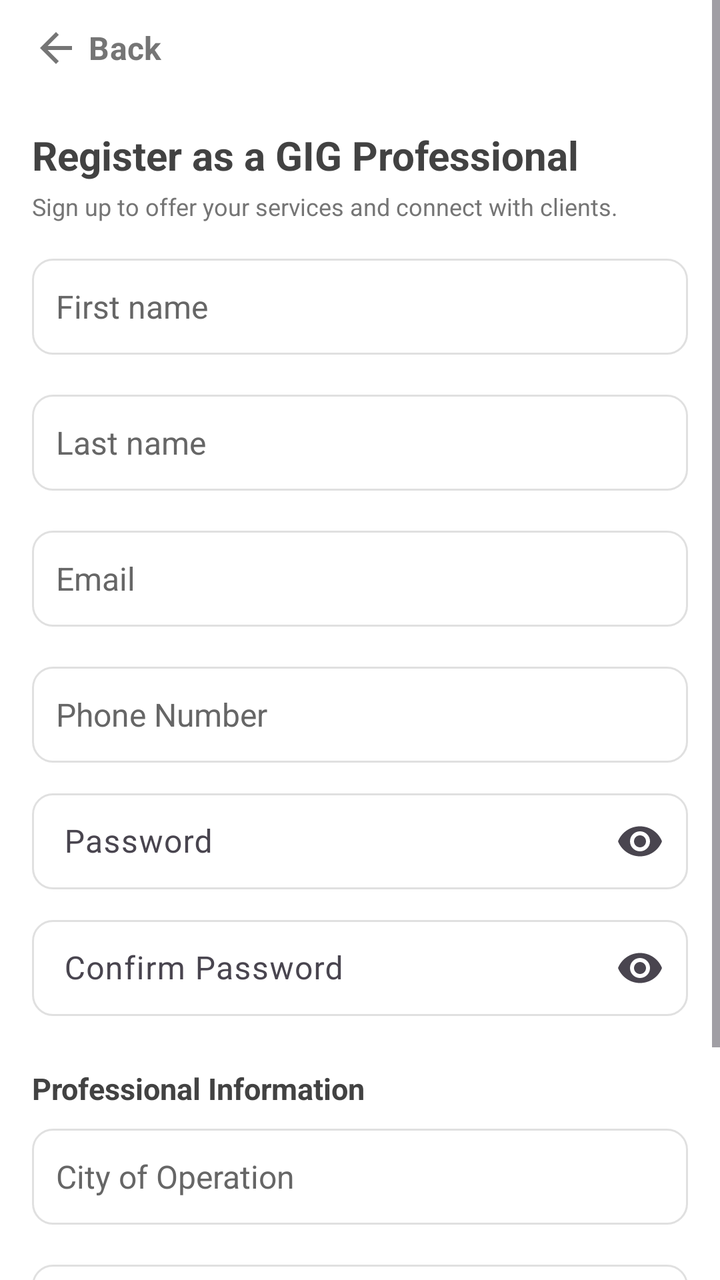
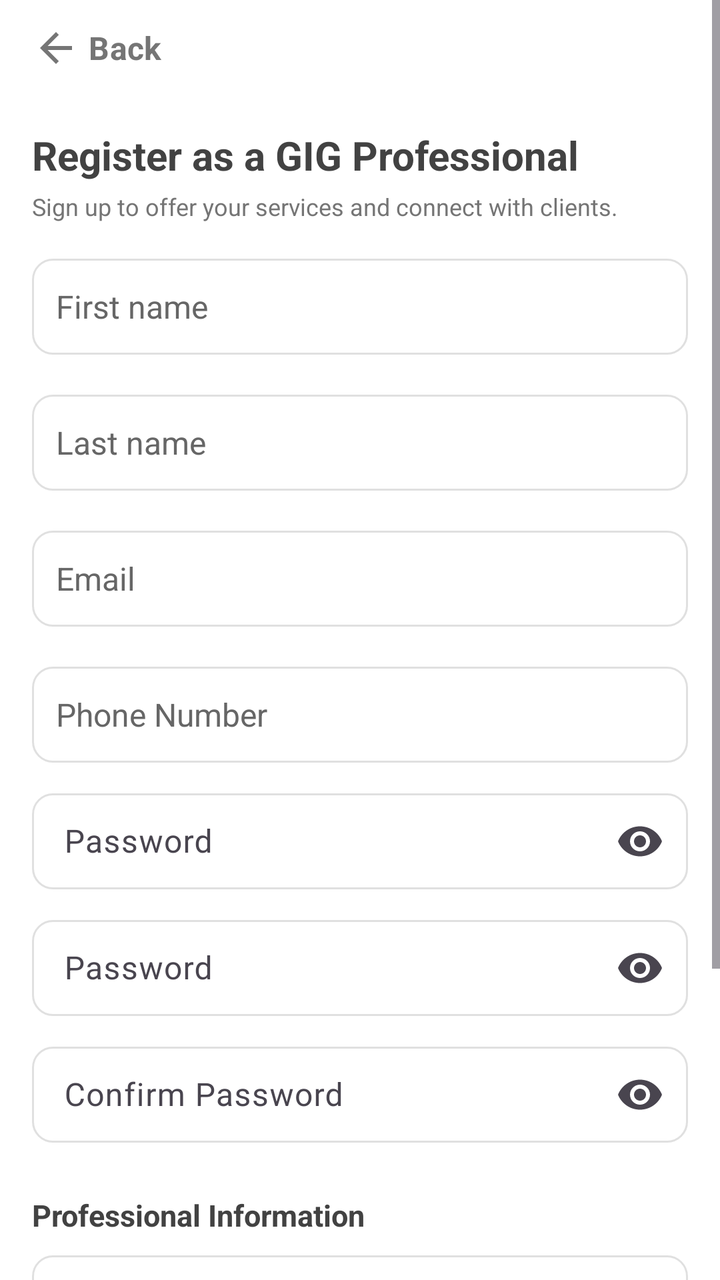

The first picture is an Android layout as it rendered before a commit; the second is the same layout after the commit. The layout source and the unified diff follow.
<!-- AndroidManifest.xml: application theme Theme.G08 -->
<!-- res/layout/create_profile_pro.xml -->
<?xml version="1.0" encoding="utf-8"?>
<androidx.constraintlayout.widget.ConstraintLayout xmlns:android="http://schemas.android.com/apk/res/android"
    xmlns:app="http://schemas.android.com/apk/res-auto"
    xmlns:tools="http://schemas.android.com/tools"
    android:layout_width="match_parent"
    android:layout_height="match_parent"
    android:fitsSystemWindows="true">

    <ScrollView
        android:layout_width="match_parent"
        android:layout_height="match_parent"
        android:fillViewport="true">

        <LinearLayout
            android:id="@+id/rootLayout"
            android:layout_width="match_parent"
            android:layout_height="wrap_content"
            android:orientation="vertical"
            android:paddingLeft="16dp"
            android:paddingRight="16dp">

        <Button
            android:id="@+id/backButton"
            style="@style/Widget.Material3.Button.TextButton"
            android:layout_width="wrap_content"
            android:layout_height="wrap_content"
            android:layout_gravity="start"
            android:minHeight="48dp"
            android:minWidth="0dp"
            android:paddingStart="0dp"
            android:paddingEnd="16dp"
            android:text="@string/back"
            android:textColor="@color/grey"
            android:textSize="16sp"
            app:icon="@drawable/ic_arrow_back"
            app:iconGravity="textStart"
            app:iconSize="24dp"
            app:iconTint="@color/grey" />

        <TextView
            android:id="@+id/proTitle"
            android:layout_width="match_parent"
            android:layout_height="wrap_content"
            android:layout_marginTop="16dp"
            android:text="@string/pro_create_title"
            android:textAlignment="textStart"
            android:textColor="@color/main_netural_color"
            android:textSize="20sp"
            android:textStyle="bold" />

        <TextView
            android:id="@+id/proSubtitle"
            android:layout_width="match_parent"
            android:layout_height="wrap_content"
            android:layout_marginTop="4dp"
            android:paddingBottom="8dp"
            android:text="@string/pro_create_subtitle"
            android:textAlignment="textStart"
            android:textColor="@color/grey"
            android:textSize="12sp" />






        <EditText
            android:id="@+id/firstNameInput"
            android:layout_width="match_parent"
            android:layout_height="wrap_content"
            android:layout_marginTop="0dp"
            android:background="@drawable/edittext_bordered"
            android:hint="@string/user_first_name"
            android:importantForAutofill="no"
            android:inputType="textPersonName"
            android:layout_marginVertical="@dimen/button_vertical_margin"
            android:maxWidth="320dp"
            android:minHeight="48dp"
            android:padding="12dp"
            android:textColorHint="#666666"
            android:textSize="16sp" />

        <EditText
            android:id="@+id/lastNameInput"
            android:layout_width="match_parent"
            android:layout_height="wrap_content"
            android:background="@drawable/edittext_bordered"
            android:hint="@string/user_last_name"
            android:importantForAutofill="no"
            android:inputType="textPersonName"
            android:layout_marginVertical="@dimen/button_vertical_margin"
            android:maxWidth="320dp"
            android:minHeight="48dp"
            android:padding="12dp"
            android:textColorHint="#666666"
            android:textSize="16sp" />



        <EditText
            android:id="@+id/emailInput"
            android:layout_width="match_parent"
            android:layout_height="wrap_content"
            android:layout_marginTop="0dp"
            android:background="@drawable/edittext_bordered"
            android:hint="@string/user_email"
            android:importantForAutofill="no"
            android:inputType="textEmailAddress"
            android:layout_marginVertical="@dimen/button_vertical_margin"
            android:maxWidth="320dp"
            android:minHeight="48dp"
            android:padding="12dp"
            android:textColorHint="#666666"
            android:textSize="16sp" />
        <EditText
            android:id="@+id/phoneInput"
            android:layout_width="match_parent"
            android:layout_height="wrap_content"
            android:background="@drawable/edittext_bordered"
            android:hint="@string/user_phone_number"
            android:importantForAutofill="no"
            android:inputType="phone"
            android:layout_marginVertical="@dimen/button_vertical_margin"
            android:maxWidth="320dp"
            android:minHeight="48dp"
            android:padding="12dp"
            android:textColorHint="#666666"
            android:textSize="16sp" />

        <com.google.android.material.textfield.TextInputLayout
            android:layout_width="match_parent"
            android:layout_height="wrap_content"
            app:endIconMode="password_toggle">
            <EditText
                android:id="@+id/passwordInput"
                android:layout_width="match_parent"
                android:layout_height="wrap_content"
                android:background="@drawable/edittext_bordered"
                android:hint="@string/user_password"
                android:importantForAutofill="no"
                android:inputType="textPassword"
                android:layout_marginVertical="@dimen/button_vertical_margin"
                android:maxWidth="320dp"
                android:minHeight="48dp"
                android:padding="12dp"
                android:textColorHint="#666666"
                android:textSize="16sp" />
        </com.google.android.material.textfield.TextInputLayout>

        <com.google.android.material.textfield.TextInputLayout
            android:layout_width="match_parent"
            android:layout_height="wrap_content"
            app:endIconMode="password_toggle">
            <EditText
                android:id="@+id/confirmPassword"
                android:layout_width="match_parent"
                android:layout_height="wrap_content"
                android:background="@drawable/edittext_bordered"
                android:hint="@string/confirm_password"
                android:importantForAutofill="no"
                android:inputType="textPassword"
                android:layout_marginVertical="@dimen/button_vertical_margin"
                android:maxWidth="320dp"
                android:minHeight="48dp"
                android:padding="12dp"
                android:textColorHint="#666666"
                android:textSize="16sp" />
        </com.google.android.material.textfield.TextInputLayout>

            <TextView
            android:id="@+id/sectionProfessional"
            android:layout_width="match_parent"
            android:layout_height="wrap_content"
            android:layout_marginTop="16dp"
            android:text="@string/pro_section_professional"
            android:textAlignment="textStart"
            android:textColor="@color/main_netural_color"
            android:textSize="15sp"
            android:textStyle="bold" />

        <EditText
            android:id="@+id/cityInput"
            android:layout_width="match_parent"
            android:layout_height="wrap_content"
            android:layout_marginTop="0dp"
            android:background="@drawable/edittext_bordered"
            android:hint="@string/user_city"
            android:importantForAutofill="no"
            android:inputType="text"
            android:layout_marginVertical="@dimen/button_vertical_margin"
            android:maxWidth="320dp"
            android:minHeight="48dp"
            android:padding="12dp"
            android:textColorHint="#666666"
            android:textSize="16sp" />

        <EditText
            android:id="@+id/qualificationsInput"
            android:layout_width="match_parent"
            android:layout_height="wrap_content"
            android:background="@drawable/edittext_bordered"
            android:hint="@string/user_qualifications"
            android:importantForAutofill="no"
            android:inputType="text"
            android:layout_marginVertical="@dimen/button_vertical_margin"
            android:maxWidth="320dp"
            android:minHeight="48dp"
            android:padding="12dp"
            android:textColorHint="#666666"
            android:textSize="16sp" />

        <Button
            android:id="@+id/addProUserButton"
            android:layout_width="match_parent"
            android:layout_height="wrap_content"
            android:layout_marginTop="35dp"
            android:maxWidth="320dp"
            android:text="@string/button_add_user"
            android:textColorLink="@color/main_cust_color"
            android:textSize="14sp"
            app:backgroundTint="@color/main_netural_color" />

        </LinearLayout>
    </ScrollView>

</androidx.constraintlayout.widget.ConstraintLayout>
<!-- resources referenced by this layout -->
<resources>
  <color name="grey">#757575</color>
  <color name="main_cust_color">#D14B4B</color>
  <color name="main_netural_color">#424242</color>
  <dimen name="button_vertical_margin">10dp</dimen>
  <!-- drawable edittext_bordered (drawable) -->
  <?xml version="1.0" encoding="utf-8"?>
  <shape xmlns:android="http://schemas.android.com/apk/res/android"
      android:shape="rectangle">
      <solid android:color="@color/white" />
      <stroke
          android:width="1dp"
          android:color="@color/input_border_light_grey" />
      <corners android:radius="10dp" />
  </shape>
  <!-- drawable ic_arrow_back (drawable) -->
  <?xml version="1.0" encoding="utf-8"?>
  <vector xmlns:android="http://schemas.android.com/apk/res/android"
      android:width="24dp"
      android:height="24dp"
      android:viewportWidth="24"
      android:viewportHeight="24">
      <path
          android:fillColor="#757575"
          android:pathData="M20,11H7.83l5.59,-5.59L12,4l-8,8 8,8 1.41,-1.41L7.83,13H20v-2z" />
  </vector>
  <string name="back">Back</string>
  <string name="button_add_user">Register</string>
  <string name="confirm_password">Confirm Password</string>
  <string name="pro_create_subtitle">Sign up to offer your services and connect with clients.</string>
  <string name="pro_create_title">Register as a GIG Professional</string>
  <string name="pro_section_professional">Professional Information</string>
  <string name="user_city">City of Operation</string>
  <string name="user_email">Email</string>
  <string name="user_first_name">First name</string>
  <string name="user_last_name">Last name</string>
  <string name="user_password">Password</string>
  <string name="user_phone_number">Phone Number</string>
  <string name="user_qualifications">Qualifications (comma-separated)</string>
  <style name="Theme.G08" parent="Base.Theme.G08" />
  <color name="white">#FFFFFFFF</color>
  <color name="input_border_light_grey">#E0E0E0</color>
  <style name="Base.Theme.G08" parent="Theme.Material3.DayNight.NoActionBar">
          
          
          <item name="android:windowBackground">@color/cardview_light_background</item>
          <item name="android:fontFamily">sans-serif</item>
          <item name="materialButtonStyle">@style/Widget.G08.Button</item>
          <item name="editTextStyle">@style/Widget.G08.EditText</item>
      </style>
  <style name="Widget.G08.Button" parent="Widget.Material3.Button">
          <item name="cornerRadius">@dimen/button_corner_radius</item>
          <item name="android:paddingTop">@dimen/button_vertical_padding</item>
          <item name="android:paddingBottom">@dimen/button_vertical_padding</item>
          <item name="android:textStyle">bold</item>
          <item name="android:layout_marginTop">@dimen/button_vertical_margin</item>
          <item name="android:layout_marginBottom">@dimen/button_vertical_margin</item>
      </style>
  <style name="Widget.G08.EditText" parent="Widget.AppCompat.EditText">
          <item name="android:background">@drawable/edittext_bordered</item>
          <item name="android:padding">12dp</item>
      </style>
  <dimen name="button_corner_radius">10dp</dimen>
  <dimen name="button_vertical_padding">15dp</dimen>
</resources>

<!-- the commit's change to res/layout/create_profile_pro.xml (unified diff, before → after) -->
@@ -152,6 +152,26 @@
             android:layout_height="wrap_content"
             app:endIconMode="password_toggle">
             <EditText
+                android:id="@+id/passwordInput"
+                android:layout_width="match_parent"
+                android:layout_height="wrap_content"
+                android:background="@drawable/edittext_bordered"
+                android:hint="@string/user_password"
+                android:importantForAutofill="no"
+                android:inputType="textPassword"
+                android:layout_marginVertical="@dimen/button_vertical_margin"
+                android:maxWidth="320dp"
+                android:minHeight="48dp"
+                android:padding="12dp"
+                android:textColorHint="#666666"
+                android:textSize="16sp" />
+        </com.google.android.material.textfield.TextInputLayout>
+
+        <com.google.android.material.textfield.TextInputLayout
+            android:layout_width="match_parent"
+            android:layout_height="wrap_content"
+            app:endIconMode="password_toggle">
+            <EditText
                 android:id="@+id/confirmPassword"
                 android:layout_width="match_parent"
                 android:layout_height="wrap_content"
